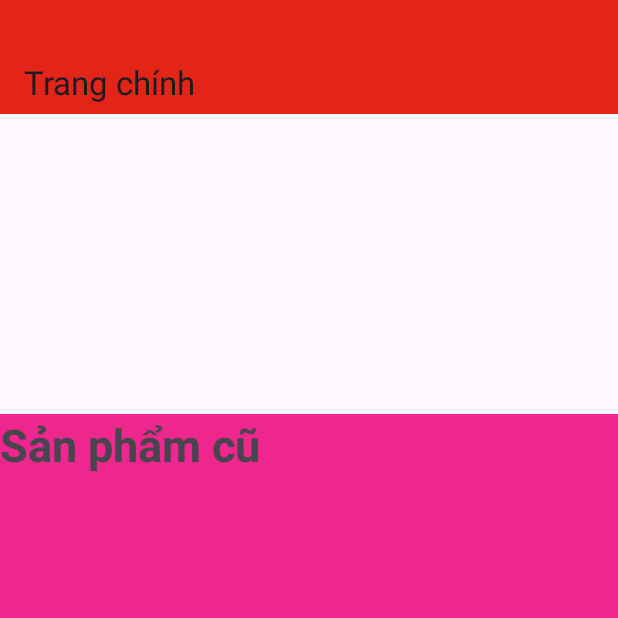
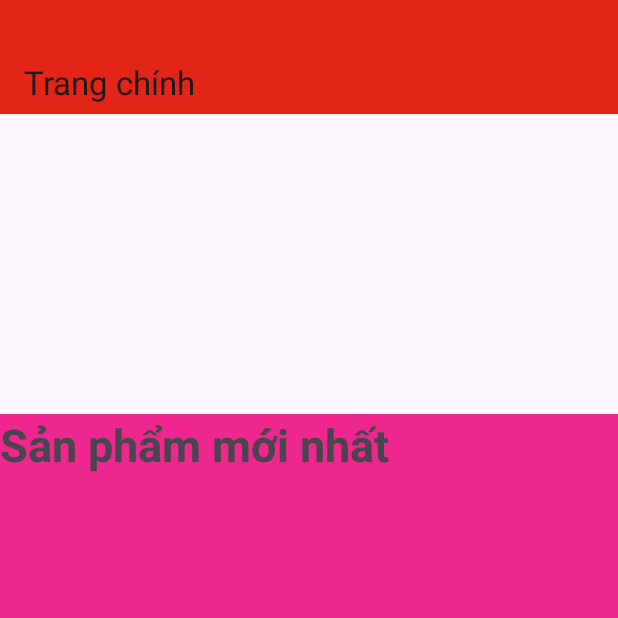
Before and after one commit to DuyVu550/PhoneSellApp, an Android app: the screen it shows after launch (MainActivity), on a phone screen of 412 x 824 dp, the top half of it. Run offline under Robolectric (Android 15) with nearby library versions, the phone set to English and light mode, and no system bars.

Commit message:
changed xml

```diff
--- a/app/src/main/res/layout/activity_main.xml
+++ b/app/src/main/res/layout/activity_main.xml
@@ -39,7 +39,7 @@
                     android:id="@+id/textView"
                     android:layout_width="wrap_content"
                     android:layout_height="wrap_content"
-                    android:text="Sản phẩm cũ"
+                    android:text="Sản phẩm mới nhất"
                     android:textSize="30sp"
                     android:textStyle="bold" />
                 <androidx.recyclerview.widget.RecyclerView
```
